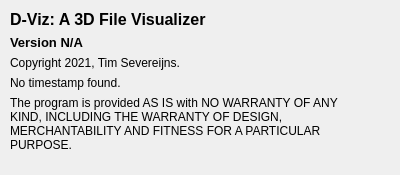
First picture: the form in Source/View/Dialogs/aboutDialog.ui, repository TimSevereijns/D-Viz, before the edit.
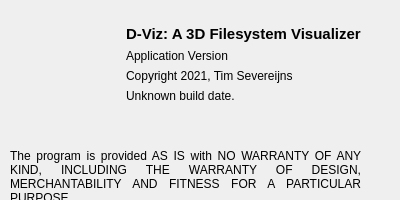
Second picture: the form after the edit. Icons and pictures are not drawn.

Commit message:
Added Image to About Dialog
+ Refactored the About Dialog to accomplish this.

Diff of the .ui file:
```diff
--- a/Source/View/Dialogs/aboutDialog.ui
+++ b/Source/View/Dialogs/aboutDialog.ui
@@ -7,7 +7,7 @@
     <x>0</x>
     <y>0</y>
     <width>400</width>
-    <height>175</height>
+    <height>200</height>
    </rect>
   </property>
   <property name="sizePolicy">
@@ -19,13 +19,13 @@
   <property name="minimumSize">
    <size>
     <width>400</width>
-    <height>175</height>
+    <height>200</height>
    </size>
   </property>
   <property name="maximumSize">
    <size>
     <width>400</width>
-    <height>175</height>
+    <height>200</height>
    </size>
   </property>
   <property name="windowTitle">
@@ -36,67 +36,89 @@
     <rect>
      <x>10</x>
      <y>10</y>
-     <width>381</width>
-     <height>151</height>
+     <width>400</width>
+     <height>200</height>
     </rect>
    </property>
+   <layout class="QVBoxLayout" name="verticalLayout_4">
+    <property name="sizeConstraint">
+     <enum>QLayout::SetFixedSize</enum>
+    </property>
+    <item>
    <layout class="QVBoxLayout" name="verticalLayout">
     <item>
-     <widget class="QLabel" name="title">
-      <property name="enabled">
-       <bool>true</bool>
+       <layout class="QHBoxLayout" name="horizontalLayout">
+        <item>
+         <widget class="QLabel" name="icon">
+          <property name="sizePolicy">
+           <sizepolicy hsizetype="Fixed" vsizetype="Fixed">
+            <horstretch>0</horstretch>
+            <verstretch>0</verstretch>
+           </sizepolicy>
+          </property>
+          <property name="minimumSize">
+           <size>
+            <width>100</width>
+            <height>100</height>
+           </size>
       </property>
       <property name="maximumSize">
        <size>
-        <width>16777215</width>
-        <height>24</height>
-       </size>
-      </property>
+            <width>100</width>
+            <height>110</height>
+           </size>
+          </property>
+          <property name="text">
+           <string/>
+          </property>
+          <property name="pixmap">
+           <pixmap resource="../../resources.qrc">:/View/Dialogs/icon.png</pixmap>
+          </property>
+         </widget>
+        </item>
+        <item>
+         <layout class="QVBoxLayout" name="verticalLayout_3">
+          <property name="leftMargin">
+           <number>10</number>
+          </property>
+          <property name="topMargin">
+           <number>15</number>
+          </property>
+          <item>
+           <widget class="QLabel" name="appName">
       <property name="font">
        <font>
-        <family>Segoe UI</family>
-        <pointsize>12</pointsize>
-       </font>
-      </property>
+              <pointsize>11</pointsize>
+              <weight>75</weight>
+              <bold>true</bold>
+             </font>
+            </property>
+            <property name="lineWidth">
+             <number>1</number>
+            </property>
       <property name="text">
-       <string>&lt;html&gt;&lt;head/&gt;&lt;body&gt;&lt;p&gt;&lt;span style=&quot; font-weight:600;&quot;&gt;D-Viz: A 3D File Visualizer&lt;/span&gt;&lt;/p&gt;&lt;/body&gt;&lt;/html&gt;</string>
+             <string>D-Viz: A 3D Filesystem Visualizer</string>
       </property>
      </widget>
     </item>
     <item>
      <widget class="QLabel" name="version">
       <property name="text">
-       <string>&lt;html&gt;&lt;head/&gt;&lt;body&gt;&lt;p&gt;&lt;span style=&quot; font-size:10pt; font-weight:600;&quot;&gt;Version N/A&lt;/span&gt;&lt;/p&gt;&lt;/body&gt;&lt;/html&gt;</string>
+             <string>Application Version</string>
       </property>
      </widget>
     </item>
     <item>
      <widget class="QLabel" name="copyright">
       <property name="text">
-       <string>Copyright 2021, Tim Severeijns.</string>
+             <string>Copyright 2021, Tim Severeijns</string>
       </property>
      </widget>
     </item>
     <item>
      <widget class="QLabel" name="timestamp">
       <property name="text">
-       <string>No timestamp found.</string>
-      </property>
-     </widget>
-    </item>
-    <item>
-     <widget class="QLabel" name="warranty">
-      <property name="maximumSize">
-       <size>
-        <width>360</width>
-        <height>16777215</height>
-       </size>
-      </property>
-      <property name="text">
-       <string>The program is provided AS IS with NO WARRANTY OF ANY KIND, INCLUDING THE WARRANTY OF DESIGN, MERCHANTABILITY AND FITNESS FOR A PARTICULAR PURPOSE.</string>
-      </property>
-      <property name="wordWrap">
-       <bool>true</bool>
+             <string>Unknown build date.</string>
       </property>
      </widget>
     </item>
@@ -113,10 +135,51 @@
       </property>
      </spacer>
     </item>
+         </layout>
+        </item>
+       </layout>
+      </item>
     <item>
-     <layout class="QHBoxLayout" name="horizontalLayout"/>
-    </item>
-   </layout>
+       <layout class="QHBoxLayout" name="horizontalLayout_2">
+        <property name="spacing">
+         <number>6</number>
+        </property>
+        <property name="bottomMargin">
+         <number>5</number>
+        </property>
+        <item>
+         <widget class="QLabel" name="warranty">
+          <property name="sizePolicy">
+           <sizepolicy hsizetype="Fixed" vsizetype="Fixed">
+            <horstretch>0</horstretch>
+            <verstretch>0</verstretch>
+           </sizepolicy>
+          </property>
+          <property name="maximumSize">
+           <size>
+            <width>400</width>
+            <height>16777215</height>
+           </size>
+          </property>
+          <property name="contextMenuPolicy">
+           <enum>Qt::DefaultContextMenu</enum>
+          </property>
+          <property name="text">
+           <string>The program is provided AS IS with NO WARRANTY OF ANY KIND, INCLUDING THE WARRANTY OF DESIGN, MERCHANTABILITY AND FITNESS FOR A PARTICULAR PURPOSE.</string>
+          </property>
+          <property name="alignment">
+           <set>Qt::AlignJustify|Qt::AlignVCenter</set>
+          </property>
+          <property name="wordWrap">
+           <bool>true</bool>
+          </property>
+         </widget>
+        </item>
+       </layout>
+      </item>
+     </layout>
+    </item>
+   </layout>
   </widget>
  </widget>
  <resources/>
```
Left out of the diff: 7 changed lines with no effect on the pictures. Lines whose indentation alone changed are shown as unchanged. The commit also changes 2 other files.
